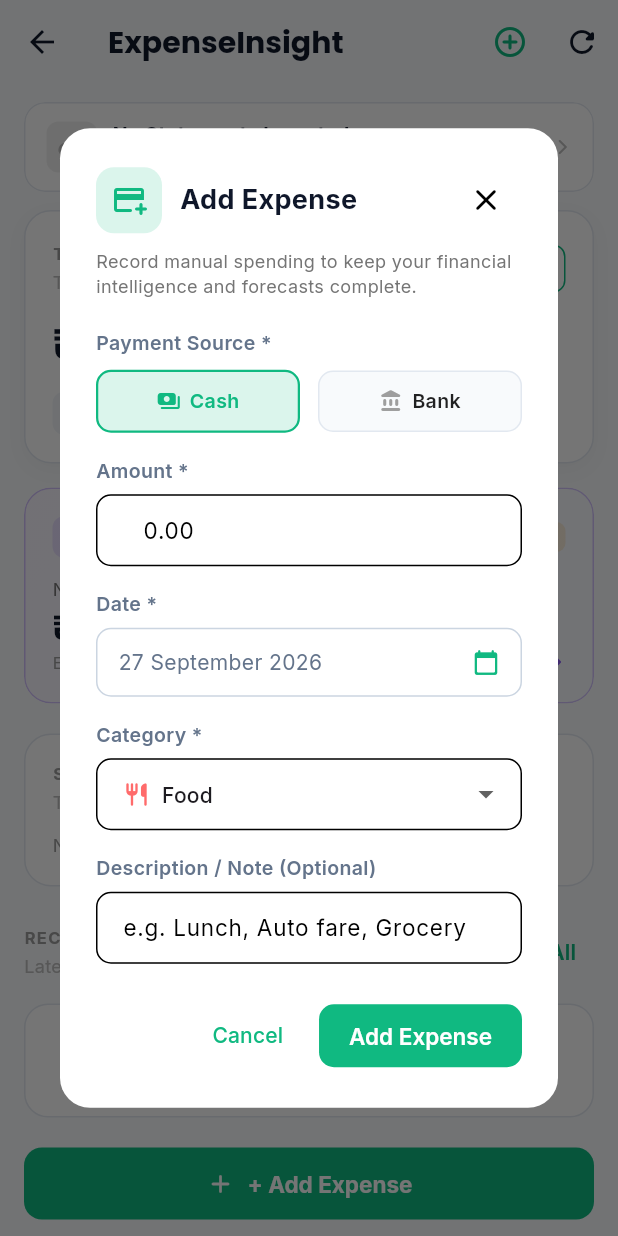
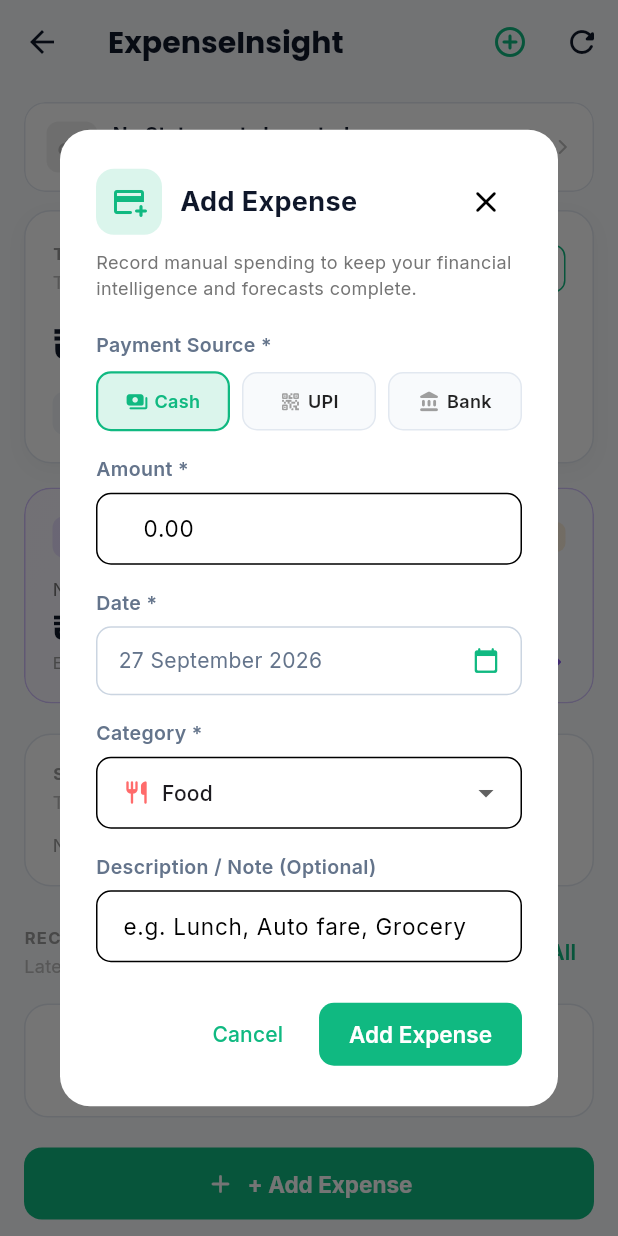
Before and after one commit to DarkWolfHunter007/expenseinsight, a Flutter app: the DashboardScreen screen opened directly, after a tap on "Add", on a phone screen of 412 x 824 dp. Run offline on Flutter 3.47's test engine with Material 3 defaults, Android fonts, the phone set to English and light mode, and no system bars; our stand-ins replace file_picker, fl_chart, google_fonts, shared_preferences; accounts and stored records are empty; network calls fail.

Commit message:
fix(mobile): synchronize statement context with active data

```diff
--- a/mobile/flutter_app/lib/widgets/add_edit_cash_expense_dialog.dart
+++ b/mobile/flutter_app/lib/widgets/add_edit_cash_expense_dialog.dart
@@ -61,6 +61,8 @@ class _AddEditCashExpenseDialogState extends State<AddEditCashExpenseDialog> {
 
     if (exp != null && exp.description != null && exp.description!.startsWith('[Bank]')) {
       _paymentSource = 'Bank';
+    } else if (exp != null && exp.description != null && exp.description!.startsWith('[UPI]')) {
+      _paymentSource = 'UPI';
     } else {
       _paymentSource = 'Cash';
     }
@@ -118,6 +120,8 @@ class _AddEditCashExpenseDialogState extends State<AddEditCashExpenseDialog> {
     String? finalDesc = rawDesc.isNotEmpty ? rawDesc : null;
     if (_paymentSource == 'Bank' && (finalDesc == null || !finalDesc.startsWith('[Bank]'))) {
       finalDesc = finalDesc != null ? '[Bank] $finalDesc' : '[Bank]';
+    } else if (_paymentSource == 'UPI' && (finalDesc == null || !finalDesc.startsWith('[UPI]'))) {
+      finalDesc = finalDesc != null ? '[UPI] $finalDesc' : '[UPI]';
     }
 
     final cashProv = Provider.of<CashExpenseProvider>(context, listen: false);
@@ -262,12 +266,13 @@ class _AddEditCashExpenseDialogState extends State<AddEditCashExpenseDialog> {
                 const SizedBox(height: 8),
                 Row(
                   children: [
+                    // Cash Option
                     Expanded(
                       child: InkWell(
                         onTap: () => setState(() => _paymentSource = 'Cash'),
                         borderRadius: BorderRadius.circular(10),
                         child: Container(
-                          padding: const EdgeInsets.symmetric(vertical: 10, horizontal: 8),
+                          padding: const EdgeInsets.symmetric(vertical: 10, horizontal: 6),
                           decoration: BoxDecoration(
                             color: _paymentSource == 'Cash'
                                 ? const Color(0xFF10B981).withValues(alpha: 0.15)
@@ -285,16 +290,16 @@ class _AddEditCashExpenseDialogState extends State<AddEditCashExpenseDialog> {
                             children: [
                               Icon(
                                 Icons.payments_rounded,
-                                size: 16,
+                                size: 15,
                                 color: _paymentSource == 'Cash' ? const Color(0xFF10B981) : Colors.grey,
                               ),
-                              const SizedBox(width: 6),
+                              const SizedBox(width: 4),
                               Flexible(
                                 child: Text(
                                   'Cash',
                                   overflow: TextOverflow.ellipsis,
                                   style: GoogleFonts.inter(
-                                    fontSize: 13,
+                                    fontSize: 12,
                                     fontWeight: FontWeight.w600,
                                     color: _paymentSource == 'Cash'
                                         ? const Color(0xFF10B981)
@@ -307,13 +312,63 @@ class _AddEditCashExpenseDialogState extends State<AddEditCashExpenseDialog> {
                         ),
                       ),
                     ),
-                    const SizedBox(width: 12),
+                    const SizedBox(width: 8),
+
+                    // UPI Option
+                    Expanded(
+                      child: InkWell(
+                        onTap: () => setState(() => _paymentSource = 'UPI'),
+                        borderRadius: BorderRadius.circular(10),
+                        child: Container(
+                          padding: const EdgeInsets.symmetric(vertical: 10, horizontal: 6),
+                          decoration: BoxDecoration(
+                            color: _paymentSource == 'UPI'
+                                ? const Color(0xFF8B5CF6).withValues(alpha: 0.15)
+                                : (isDark ? const Color(0xFF0F172A) : const Color(0xFFF8FAFC)),
+                            borderRadius: BorderRadius.circular(10),
+                            border: Border.all(
+                              color: _paymentSource == 'UPI'
+                                  ? const Color(0xFF8B5CF6)
+                                  : (isDark ? const Color(0xFF334155) : const Color(0xFFE2E8F0)),
+                              width: _paymentSource == 'UPI' ? 1.5 : 1.0,
+                            ),
+                          ),
+                          child: Row(
+                            mainAxisAlignment: MainAxisAlignment.center,
+                            children: [
+                              Icon(
+                                Icons.qr_code_2_rounded,
+                                size: 15,
+                                color: _paymentSource == 'UPI' ? const Color(0xFF8B5CF6) : Colors.grey,
+                              ),
+                              const SizedBox(width: 4),
+                              Flexible(
+                                child: Text(
+                                  'UPI',
+                                  overflow: TextOverflow.ellipsis,
+                                  style: GoogleFonts.inter(
+                                    fontSize: 12,
+                                    fontWeight: FontWeight.w600,
+                                    color: _paymentSource == 'UPI'
+                                        ? const Color(0xFF8B5CF6)
+                                        : (isDark ? Colors.white70 : Colors.black87),
+                                  ),
+                                ),
+                              ),
+                            ],
+                          ),
+                        ),
+                      ),
+                    ),
+                    const SizedBox(width: 8),
+
+                    // Bank Option
                     Expanded(
                       child: InkWell(
                         onTap: () => setState(() => _paymentSource = 'Bank'),
                         borderRadius: BorderRadius.circular(10),
                         child: Container(
-                          padding: const EdgeInsets.symmetric(vertical: 10, horizontal: 8),
+                          padding: const EdgeInsets.symmetric(vertical: 10, horizontal: 6),
                           decoration: BoxDecoration(
                             color: _paymentSource == 'Bank'
                                 ? const Color(0xFF3B82F6).withValues(alpha: 0.15)
@@ -331,16 +386,16 @@ class _AddEditCashExpenseDialogState extends State<AddEditCashExpenseDialog> {
                             children: [
                               Icon(
                                 Icons.account_balance_rounded,
-                                size: 16,
+                                size: 15,
                                 color: _paymentSource == 'Bank' ? const Color(0xFF3B82F6) : Colors.grey,
                               ),
-                              const SizedBox(width: 6),
+                              const SizedBox(width: 4),
                               Flexible(
                                 child: Text(
                                   'Bank',
                                   overflow: TextOverflow.ellipsis,
                                   style: GoogleFonts.inter(
-                                    fontSize: 13,
+                                    fontSize: 12,
                                     fontWeight: FontWeight.w600,
                                     color: _paymentSource == 'Bank'
                                         ? const Color(0xFF3B82F6)
--- a/mobile/flutter_app/lib/widgets/bank_statement_header.dart
+++ b/mobile/flutter_app/lib/widgets/bank_statement_header.dart
@@ -61,9 +61,11 @@ class BankStatementHeader extends StatelessWidget {
                 ),
                 child: Center(
                   child: Text(
-                    branding.shortCode.substring(0, branding.shortCode.length.clamp(1, 4)),
+                    branding.shortCode.length > 5
+                        ? branding.shortCode.substring(0, 5)
+                        : branding.shortCode,
                     style: GoogleFonts.poppins(
-                      fontSize: branding.shortCode.length > 3 ? 10 : 12,
+                      fontSize: branding.shortCode.length > 4 ? 9.5 : (branding.shortCode.length > 3 ? 10.5 : 12.0),
                       fontWeight: FontWeight.w800,
                       color: Colors.white,
                       letterSpacing: 0.5,
@@ -229,7 +231,8 @@ class CompactStatementContextCard extends StatelessWidget {
   @override
   Widget build(BuildContext context) {
     final isDark = Theme.of(context).brightness == Brightness.dark;
-    final branding = statementCount > 1
+    final isMultiBank = bankName.toLowerCase().trim().startsWith('multiple');
+    final branding = isMultiBank
         ? BankBranding.fromName('multiple')
         : BankBranding.fromName(bankName);
 
@@ -237,13 +240,15 @@ class CompactStatementContextCard extends StatelessWidget {
     final borderColor = isDark ? const Color(0xFF334155) : const Color(0xFFE2E8F0);
 
     final period = statementPeriod ?? 'Active Statement Period';
-    final hasNoData = transactionCount == 0 && (bankName == 'Bank Statement' || bankName == 'No Statements Ingested');
+    final hasNoData = statementCount == 0 && transactionCount == 0;
 
-    String titleText = branding.name;
-    if (statementCount > 1) {
+    String titleText;
+    if (hasNoData) {
+      titleText = 'No Statements Ingested';
+    } else if (isMultiBank) {
       titleText = 'Multiple Bank Statements';
-    } else if (hasNoData) {
-      titleText = 'No Statements Ingested';
+    } else {
+      titleText = branding.name;
     }
 
     String subtitleText;
```
Also changed, not shown: 2 other files.
